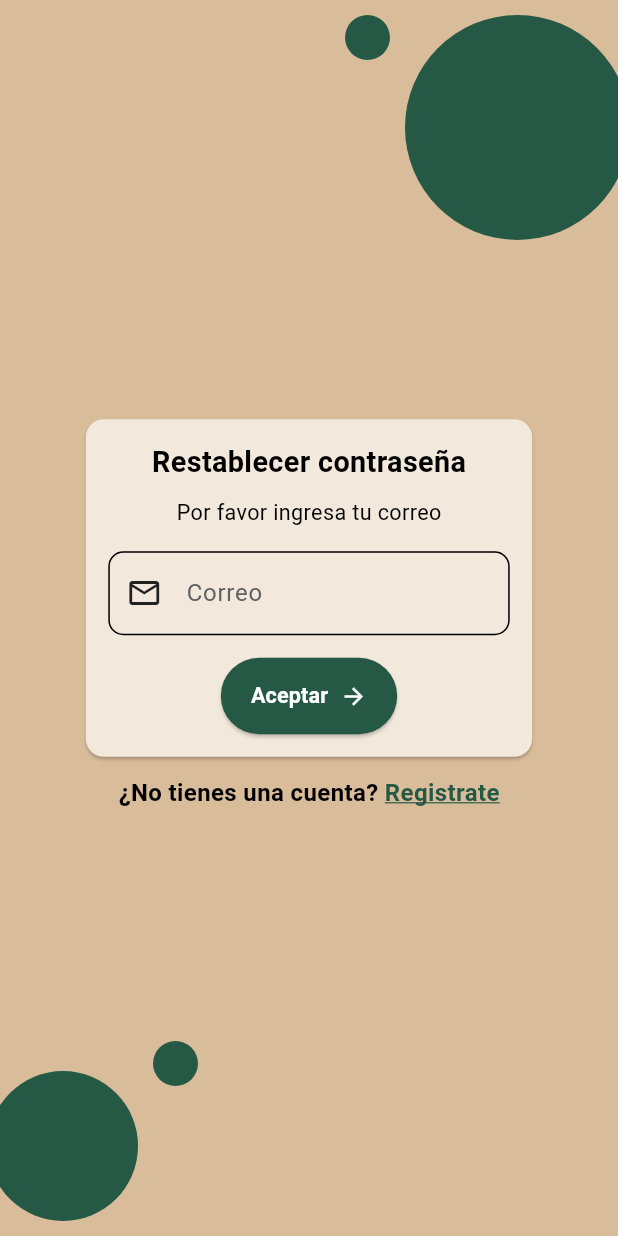
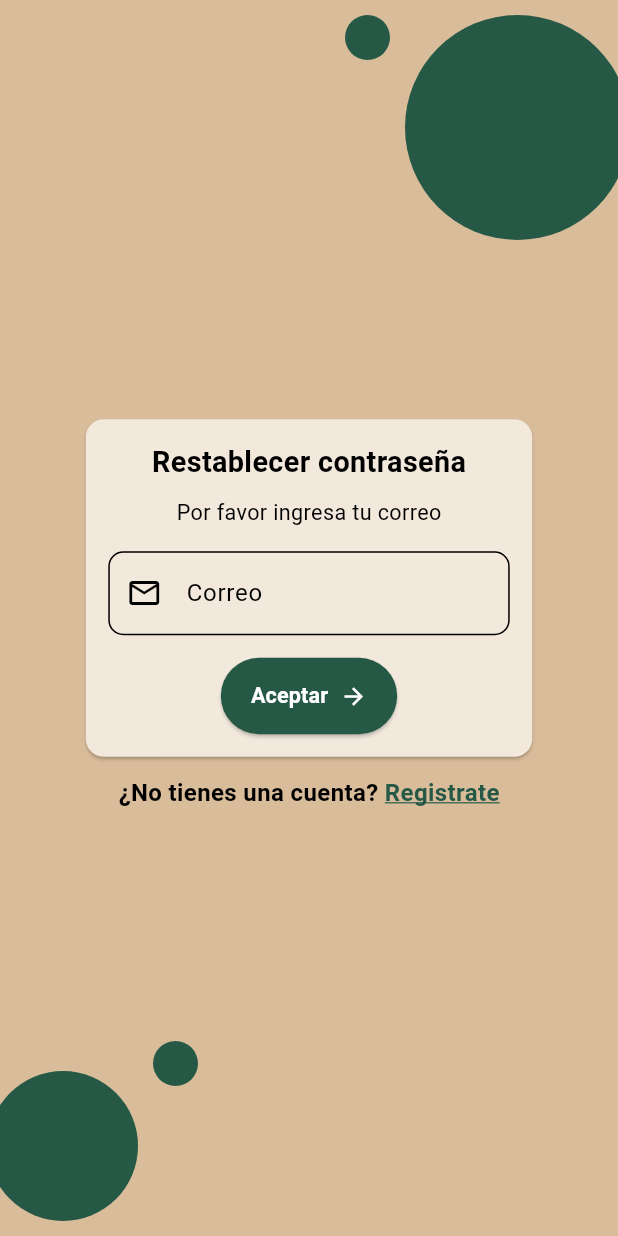
Before and after one commit to F-AntonioRC/AppFirebaseFlutterDemo, a Flutter app: the screen it shows after launch, after a tap on "Olvide mi contraseña", on a phone screen of 412 x 824 dp. Run offline on Flutter 3.47's test engine with Material 3 defaults, Android fonts, the phone set to English and light mode, and no system bars; our stand-ins replace bloc, cloud_firestore, equatable, firebase_auth, firebase_core, fl_chart and 2 more; missing offline and left inert: passwordfield; accounts and stored records are empty.

Commit message:
changes of UI - Mejora en la interfaz

```diff
--- a/lib/components/my_textfileld.dart
+++ b/lib/components/my_textfileld.dart
@@ -4,7 +4,6 @@ class MyTextfileld extends StatelessWidget {
   final String hindText;
   final Icon icon;
   final TextEditingController controller;
-  final bool obsecureText;
   final TextInputType keyboardType;
 
   const MyTextfileld(
@@ -12,26 +11,25 @@ class MyTextfileld extends StatelessWidget {
       required this.hindText,
       required this.icon,
       required this.controller,
-      required this.obsecureText,
         required this.keyboardType});
 
   @override
   Widget build(BuildContext context) {
+    final theme = Theme.of(context);
+
     return  TextField(
       keyboardType: keyboardType,
       controller: controller,
-      obscureText: obsecureText,
       decoration: InputDecoration(
           hintText: hindText,
-          hintStyle: TextStyle(
-            color: Colors.grey.shade700,
-          ),
           prefixIcon: icon,
-          prefixIconColor: Colors.grey.shade900,
           enabledBorder: OutlineInputBorder(
+              borderSide: BorderSide(color: theme.hintColor),
               borderRadius: BorderRadius.circular(10.0)),
           focusedBorder: OutlineInputBorder(
-              borderRadius: BorderRadius.circular(10.0))),
+              borderSide: BorderSide(color: theme.hintColor),
+              borderRadius: BorderRadius.circular(10.0))
+      ),
     );
   }
 }
--- a/lib/pages/empoyee.dart
+++ b/lib/pages/empoyee.dart
@@ -70,7 +70,6 @@ class _EmployeeState extends State<Employee> {
                                 hindText: "Campo Obligatorio*",
                                 icon: const Icon(Icons.person),
                                 controller: namecontroller,
-                                obsecureText: false,
                                 keyboardType: TextInputType.text),
                           ],
                         )),
--- a/lib/pages/forgot_password.dart
+++ b/lib/pages/forgot_password.dart
@@ -95,7 +95,6 @@ class _ForgotPasswordState extends State<ForgotPassword> {
                                       hindText: 'Correo',
                                       icon: const Icon(Icons.email_outlined),
                                       controller: _emailController,
-                                      obsecureText: false,
                                       keyboardType: TextInputType.emailAddress,
                                     ),
                                     const SizedBox(height: 15.0),
--- a/lib/pages/login_page.dart
+++ b/lib/pages/login_page.dart
@@ -102,7 +102,6 @@ class LoginPage extends StatelessWidget {
                               hindText: 'Correo',
                               icon: const Icon(Icons.email_outlined),
                               controller: _emailController,
-                              obsecureText: false,
                               keyboardType: TextInputType.emailAddress,
                             ),
                             const SizedBox(height: 15.0),
--- a/lib/pages/register_page.dart
+++ b/lib/pages/register_page.dart
@@ -127,7 +127,6 @@ class RegisterPage extends StatelessWidget {
                               hindText: 'CUPO',
                               icon: const Icon(Icons.person),
                               controller: _cupoController,
-                              obsecureText: false,
                               keyboardType: TextInputType.emailAddress,
                             ),
                             const SizedBox(height: 10),
@@ -135,7 +134,6 @@ class RegisterPage extends StatelessWidget {
                               hindText: 'CORREO ELECTRONICO',
                               icon: const Icon(Icons.email_outlined),
                               controller: _emailController,
-                              obsecureText: false,
                               keyboardType: TextInputType.emailAddress,
                             ),
                             const SizedBox(height: 10),
--- a/lib/providers/theme.dart
+++ b/lib/providers/theme.dart
@@ -15,6 +15,7 @@ class ThemeNotifier extends ChangeNotifier {
 final ThemeData darkTheme = ThemeData(
   brightness: Brightness.dark,
   cardColor: dark,
+  hintColor: Colors.white,
   iconTheme: const IconThemeData(color: Colors.white),
   textTheme: const TextTheme(
     bodySmall: TextStyle(color: Colors.white),
@@ -25,7 +26,6 @@ final ThemeData darkTheme = ThemeData(
   colorScheme: const ColorScheme.dark(
     primary: ligth,
     surface: dark,
-    secondary: dark
   ),
     drawerTheme: const DrawerThemeData(
     backgroundColor: dark
@@ -33,26 +33,36 @@ final ThemeData darkTheme = ThemeData(
   appBarTheme: const AppBarTheme(
     backgroundColor: dark
   ),
+inputDecorationTheme: const InputDecorationTheme(
+  filled: true,
+  border: OutlineInputBorder(
+    borderSide: BorderSide(color: Colors.white)
+  ),
+  enabledBorder: OutlineInputBorder(
+      borderSide: BorderSide(color: Colors.white)
+  ),
+  focusedBorder: OutlineInputBorder(
+      borderSide: BorderSide(color: Colors.white)
+  ),
+  hintStyle: const TextStyle(color: Colors.white), // Estilo del texto de sugerencia
+  labelStyle: const TextStyle(color: Colors.white),
+)
 );
 
 final ThemeData lightTheme = ThemeData(
   brightness: Brightness.light,
-  canvasColor: dark,
+    cardColor: ligth,
+    hintColor: Colors.black,
   iconTheme: const IconThemeData(color: Colors.black),
-  focusColor: dark,
-  cardColor: ligth,
+    textTheme: const TextTheme(
+        bodySmall: TextStyle(color: Colors.black),
+        bodyLarge: TextStyle(color: Colors.black),
+        bodyMedium: TextStyle(color: Colors.black)
+    ),
   scaffoldBackgroundColor: ligthBackground,
   colorScheme: const ColorScheme.light(
       surface: ligth,
       primary: darkBackground,
-      onPrimary: dark,
-      onSecondary: dark,
-      tertiary: dark
-  ),
-  textTheme: const TextTheme(
-      bodySmall: TextStyle(color: Colors.black),
-      bodyLarge: TextStyle(color: Colors.black),
-      bodyMedium: TextStyle(color: Colors.black)
   ),
   appBarTheme: const AppBarTheme(
       backgroundColor: ligth
@@ -60,4 +70,18 @@ final ThemeData lightTheme = ThemeData(
   drawerTheme: const DrawerThemeData(
     backgroundColor: ligth
   ),
+    inputDecorationTheme: InputDecorationTheme(
+      filled: true,
+      border: OutlineInputBorder(
+          borderSide: BorderSide(color: Colors.grey.shade900)
+      ),
+      enabledBorder: OutlineInputBorder(
+          borderSide: BorderSide(color: Colors.grey.shade900)
+      ),
+      focusedBorder: OutlineInputBorder(
+          borderSide: BorderSide(color: Colors.grey.shade900)
+      ),
+      hintStyle: const TextStyle(color: Colors.black), // Estilo del texto de sugerencia
+      labelStyle: const TextStyle(color: Colors.black),
+    )
 );
--- a/lib/service/database_courses.dart
+++ b/lib/service/database_courses.dart
@@ -24,7 +24,7 @@ class MethodsCourses {
   //ACTIVAR
   Future activateCoursesDetail(String id) async {
     try{
-      DocumentReference documentReference = FirebaseFirestore.instance.collection('Employee').doc(id);
+      DocumentReference documentReference = FirebaseFirestore.instance.collection('Courses').doc(id);
       await documentReference.update({'Estado' : 'Activo'});
     } catch(e) {
       print("Error: $e");
--- a/pubspec.yaml
+++ b/pubspec.yaml
@@ -46,8 +46,6 @@ dependencies:
   intl: ^0.19.0
   fl_chart: ^0.69.0
   provider: ^6.1.2
-  shared_preferences: ^2.3.3
-  flutter_async_autocomplete: ^0.1.1
 
 dev_dependencies:
   flutter_test:
```
Also changed, not shown: lib/components/date_textflied.dart (+9 -0 lines), lib/components/firebase_dropdown.dart (+12 -4 lines), lib/pages/courses.dart (+1 -6 lines), lib/pages/table_cursos.dart (+3 -4 lines), pubspec.lock, 1 other file.
